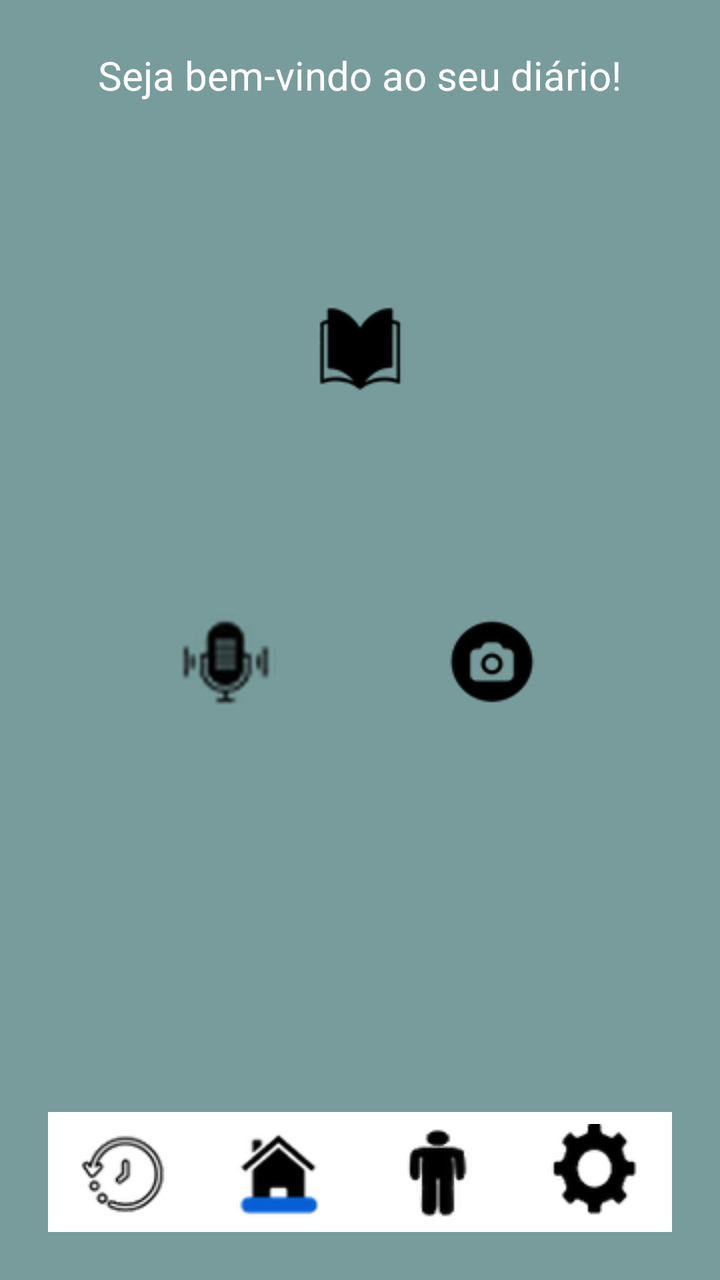
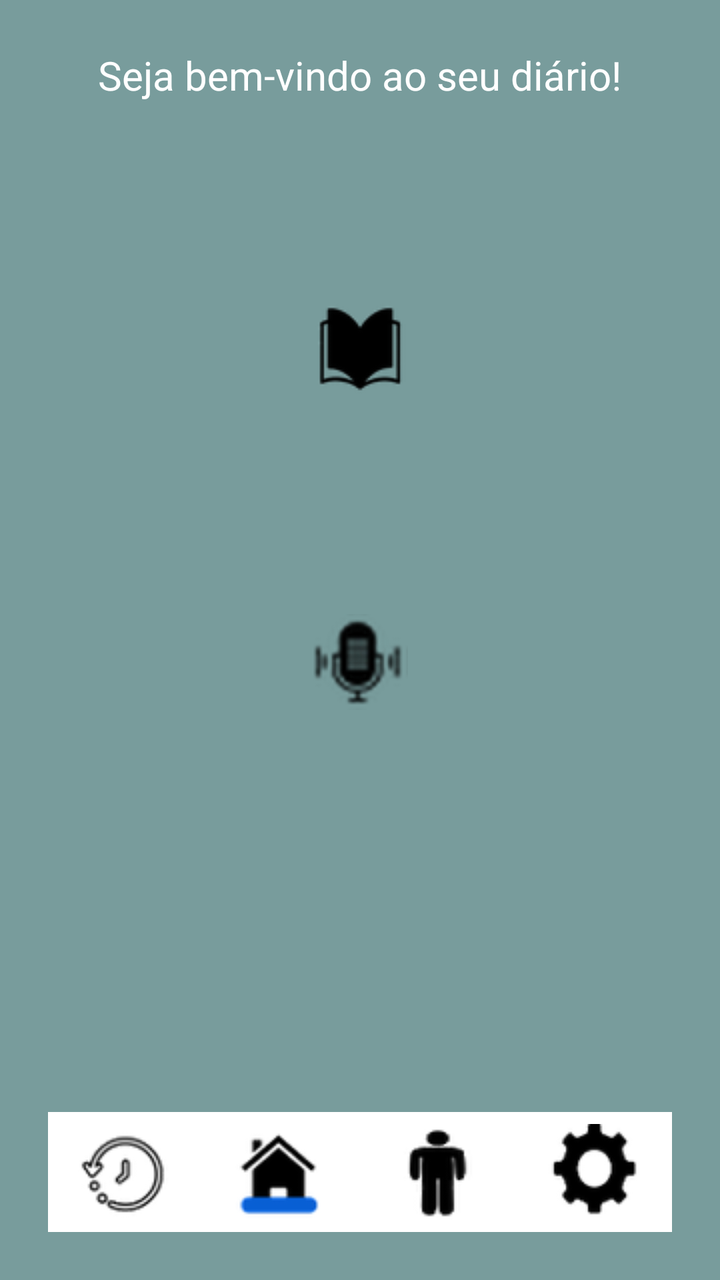

An Android layout rendered at two revisions. The XML below is the earlier revision; the diff shows what the commit changed to produce the second picture.
<!-- AndroidManifest.xml: application theme Theme.AuraMind -->
<!-- res/layout/activity_dashboard.xml -->
<?xml version="1.0" encoding="utf-8"?>
<LinearLayout
    xmlns:android="http://schemas.android.com/apk/res/android"
    android:layout_width="match_parent"
    android:layout_height="match_parent"
    android:orientation="vertical"
    android:background="#789C9C"
    android:gravity="center"
    android:padding="24dp">

    
    <TextView
        android:id="@+id/textTitle"
        android:layout_width="wrap_content"
        android:layout_height="wrap_content"
        android:text="Seja bem-vindo ao seu diário!"
        android:textSize="20sp"
        android:textColor="@android:color/white"
        android:layout_marginBottom="32dp" />

    
    <LinearLayout
        android:layout_width="wrap_content"
        android:layout_height="wrap_content"
        android:gravity="center"
        android:orientation="vertical">

        <ImageButton
            android:id="@+id/btnLivro"
            android:layout_width="150dp"
            android:layout_height="150dp"
            android:layout_margin="16dp"
            android:background="@android:color/transparent"
            android:contentDescription="Livro"
            android:src="@drawable/ic_book_android_48dp" />

        <LinearLayout
            android:layout_width="wrap_content"
            android:layout_height="wrap_content"
            android:gravity="center"
            android:orientation="horizontal">

            <ImageButton
                android:id="@+id/btnMic"
                android:layout_width="100dp"
                android:layout_height="100dp"
                android:layout_margin="16dp"
                android:background="@android:color/transparent"
                android:contentDescription="Microfone"
                android:src="@drawable/ic_microphone_android_48dp" />

            <ImageButton
                android:id="@+id/btnCamera"
                android:layout_width="100dp"
                android:layout_height="100dp"
                android:layout_margin="16dp"
                android:background="@android:color/transparent"
                android:contentDescription="Câmera"
                android:src="@drawable/ic_camera_android_48dp" />
        </LinearLayout>
    </LinearLayout>

    
    <Space
        android:layout_width="match_parent"
        android:layout_height="0dp"
        android:layout_weight="1" />

    
    <LinearLayout
        android:layout_width="match_parent"
        android:layout_height="60dp"
        android:orientation="horizontal"
        android:gravity="center"
        android:layout_gravity="bottom"
        android:weightSum="4"
        android:background="@android:color/white"
        android:layout_marginTop="16dp">

        <ImageButton
            android:id="@+id/navAgenda"
            android:layout_width="0dp"
            android:layout_height="match_parent"
            android:layout_weight="1"
            android:src="@drawable/ic_music_time_android_48dp"
            android:background="@android:color/transparent"
            android:contentDescription="Agenda" />

        <ImageButton
            android:id="@+id/navHome"
            android:layout_width="0dp"
            android:layout_height="match_parent"
            android:layout_weight="1"
            android:src="@drawable/ic_home2_android_48dp"
            android:background="@android:color/transparent"
            android:contentDescription="Home" />

        <ImageButton
            android:id="@+id/navProfile"
            android:layout_width="0dp"
            android:layout_height="match_parent"
            android:layout_weight="1"
            android:src="@drawable/ic_person_android_48dp"
            android:background="@android:color/transparent"
            android:contentDescription="Perfil" />

        <ImageButton
            android:id="@+id/navSettings"
            android:layout_width="0dp"
            android:layout_height="match_parent"
            android:layout_weight="1"
            android:src="@drawable/ic_settings_android_48dp"
            android:background="@android:color/transparent"
            android:contentDescription="Configurações" />
    </LinearLayout>

</LinearLayout>
<!-- resources referenced by this layout -->
<resources>
  <!-- drawable ic_book_android_48dp: png bitmap (drawable, 2426 bytes) -->
  <!-- drawable ic_camera_android_48dp: png bitmap (drawable, 2807 bytes) -->
  <!-- drawable ic_home2_android_48dp: png bitmap (drawable, 2610 bytes) -->
  <!-- drawable ic_microphone_android_48dp: png bitmap (drawable, 4173 bytes) -->
  <!-- drawable ic_music_time_android_48dp: png bitmap (drawable, 4124 bytes) -->
  <!-- drawable ic_person_android_48dp: png bitmap (drawable, 2268 bytes) -->
  <!-- drawable ic_settings_android_48dp: png bitmap (drawable, 2815 bytes) -->
  <style name="Theme.AuraMind" parent="android:Theme.Material.Light.NoActionBar" />
</resources>

<!-- the commit's change to res/layout/activity_dashboard.xml (unified diff, before → after) -->
@@ -49,14 +49,7 @@
                 android:contentDescription="Microfone"
                 android:src="@drawable/ic_microphone_android_48dp" />
 
-            <ImageButton
-                android:id="@+id/btnCamera"
-                android:layout_width="100dp"
-                android:layout_height="100dp"
-                android:layout_margin="16dp"
-                android:background="@android:color/transparent"
-                android:contentDescription="Câmera"
-                android:src="@drawable/ic_camera_android_48dp" />
+
         </LinearLayout>
     </LinearLayout>
 
<!-- resource entries referenced after the edit -->
@@ -1,7 +1,6 @@
 <!-- resources referenced by this layout -->
 <resources>
   <!-- drawable ic_book_android_48dp: png bitmap (drawable, 2426 bytes) -->
-  <!-- drawable ic_camera_android_48dp: png bitmap (drawable, 2807 bytes) -->
   <!-- drawable ic_home2_android_48dp: png bitmap (drawable, 2610 bytes) -->
   <!-- drawable ic_microphone_android_48dp: png bitmap (drawable, 4173 bytes) -->
   <!-- drawable ic_music_time_android_48dp: png bitmap (drawable, 4124 bytes) -->
